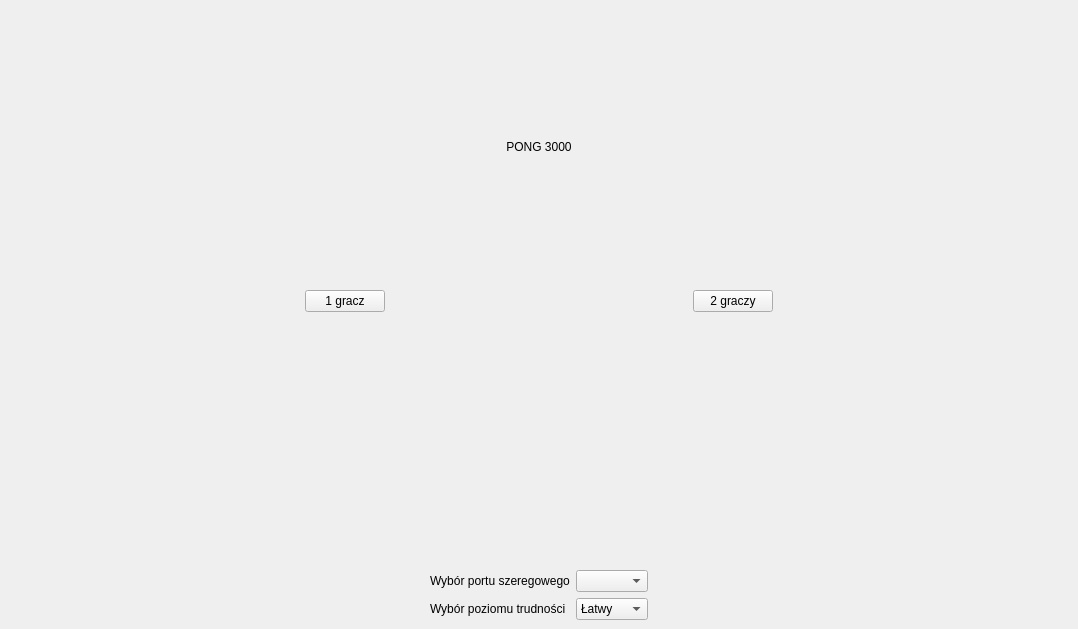
First picture: the form in mainwindow.ui, repository researcher2312/Pong3000, before the edit.
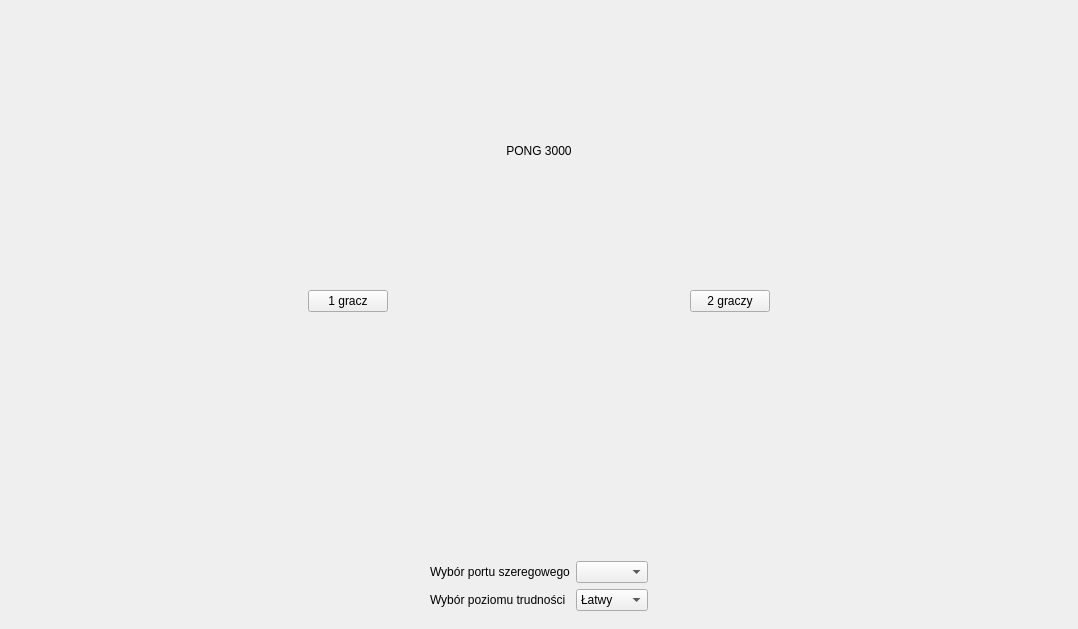
Second picture: the form after the edit.

Commit message: added graphicview class with basic rectangle

Patch:
```diff
--- a/mainwindow.ui
+++ b/mainwindow.ui
@@ -2,6 +2,9 @@
 <ui version="4.0">
  <class>MainWindow</class>
  <widget class="QMainWindow" name="MainWindow">
+  <property name="enabled">
+   <bool>true</bool>
+  </property>
   <property name="geometry">
    <rect>
     <x>0</x>
@@ -14,11 +17,30 @@
    <string>MainWindow</string>
   </property>
   <widget class="QWidget" name="centralwidget">
+   <property name="enabled">
+    <bool>true</bool>
+   </property>
+   <layout class="QGridLayout" name="gridLayout_3">
+    <item row="0" column="0">
+     <widget class="QStackedWidget" name="stackedWidget">
+      <property name="enabled">
+       <bool>true</bool>
+      </property>
+      <property name="currentIndex">
+       <number>0</number>
+      </property>
+      <widget class="QWidget" name="page">
+       <property name="enabled">
+        <bool>true</bool>
+       </property>
    <layout class="QGridLayout" name="gridLayout_4">
     <item row="0" column="0">
      <layout class="QGridLayout" name="gridLayout_2">
-      <item row="3" column="2">
+          <item row="5" column="2">
        <spacer name="horizontalSpacer_3">
+            <property name="enabled">
+             <bool>true</bool>
+            </property>
         <property name="orientation">
          <enum>Qt::Horizontal</enum>
         </property>
@@ -30,8 +52,11 @@
         </property>
        </spacer>
       </item>
-      <item row="2" column="2">
+          <item row="4" column="2">
        <spacer name="verticalSpacer_3">
+            <property name="enabled">
+             <bool>true</bool>
+            </property>
         <property name="orientation">
          <enum>Qt::Vertical</enum>
         </property>
@@ -43,15 +68,37 @@
         </property>
        </spacer>
       </item>
-      <item row="3" column="1">
+          <item row="2" column="2">
+           <spacer name="verticalSpacer_4">
+            <property name="enabled">
+             <bool>true</bool>
+            </property>
+            <property name="orientation">
+             <enum>Qt::Vertical</enum>
+            </property>
+            <property name="sizeHint" stdset="0">
+             <size>
+              <width>20</width>
+              <height>40</height>
+             </size>
+            </property>
+           </spacer>
+          </item>
+          <item row="5" column="1">
        <widget class="QPushButton" name="pushButton1Player">
+            <property name="enabled">
+             <bool>true</bool>
+            </property>
         <property name="text">
          <string>1 gracz</string>
         </property>
        </widget>
       </item>
-      <item row="3" column="0">
+          <item row="5" column="0">
        <spacer name="horizontalSpacer_4">
+            <property name="enabled">
+             <bool>true</bool>
+            </property>
         <property name="orientation">
          <enum>Qt::Horizontal</enum>
         </property>
@@ -63,8 +110,37 @@
         </property>
        </spacer>
       </item>
-      <item row="1" column="2">
+          <item row="5" column="3">
+           <widget class="QPushButton" name="pushButton2Player">
+            <property name="enabled">
+             <bool>true</bool>
+            </property>
+            <property name="text">
+             <string>2 graczy</string>
+            </property>
+           </widget>
+          </item>
+          <item row="5" column="4">
+           <spacer name="horizontalSpacer_5">
+            <property name="enabled">
+             <bool>true</bool>
+            </property>
+            <property name="orientation">
+             <enum>Qt::Horizontal</enum>
+            </property>
+            <property name="sizeHint" stdset="0">
+             <size>
+              <width>40</width>
+              <height>20</height>
+             </size>
+            </property>
+           </spacer>
+          </item>
+          <item row="3" column="2">
        <widget class="QLabel" name="label_3">
+            <property name="enabled">
+             <bool>true</bool>
+            </property>
         <property name="text">
          <string>PONG 3000</string>
         </property>
@@ -73,45 +149,15 @@
         </property>
        </widget>
       </item>
-      <item row="3" column="3">
-       <widget class="QPushButton" name="pushButton2Player">
-        <property name="text">
-         <string>2 graczy</string>
-        </property>
-       </widget>
-      </item>
-      <item row="3" column="4">
-       <spacer name="horizontalSpacer_5">
-        <property name="orientation">
-         <enum>Qt::Horizontal</enum>
-        </property>
-        <property name="sizeHint" stdset="0">
-         <size>
-          <width>40</width>
-          <height>20</height>
-         </size>
-        </property>
-       </spacer>
-      </item>
-      <item row="0" column="2">
-       <spacer name="verticalSpacer_4">
-        <property name="orientation">
-         <enum>Qt::Vertical</enum>
-        </property>
-        <property name="sizeHint" stdset="0">
-         <size>
-          <width>20</width>
-          <height>40</height>
-         </size>
-        </property>
-       </spacer>
-      </item>
      </layout>
     </item>
     <item row="1" column="0">
      <layout class="QGridLayout" name="gridLayout">
       <item row="1" column="1">
        <widget class="QLabel" name="label">
+            <property name="enabled">
+             <bool>true</bool>
+            </property>
         <property name="text">
          <string>Wybór portu szeregowego</string>
         </property>
@@ -119,6 +165,9 @@
       </item>
       <item row="3" column="2">
        <widget class="QComboBox" name="comboBoxDifficulty">
+            <property name="enabled">
+             <bool>true</bool>
+            </property>
         <item>
          <property name="text">
           <string>Łatwy</string>
@@ -138,6 +187,9 @@
       </item>
       <item row="0" column="1">
        <spacer name="verticalSpacer_2">
+            <property name="enabled">
+             <bool>true</bool>
+            </property>
         <property name="orientation">
          <enum>Qt::Vertical</enum>
         </property>
@@ -151,6 +203,9 @@
       </item>
       <item row="1" column="3">
        <spacer name="horizontalSpacer_2">
+            <property name="enabled">
+             <bool>true</bool>
+            </property>
         <property name="orientation">
          <enum>Qt::Horizontal</enum>
         </property>
@@ -164,6 +219,9 @@
       </item>
       <item row="3" column="1">
        <widget class="QLabel" name="label_2">
+            <property name="enabled">
+             <bool>true</bool>
+            </property>
         <property name="text">
          <string>Wybór poziomu trudności</string>
         </property>
@@ -171,6 +229,9 @@
       </item>
       <item row="1" column="0">
        <spacer name="horizontalSpacer">
+            <property name="enabled">
+             <bool>true</bool>
+            </property>
         <property name="orientation">
          <enum>Qt::Horizontal</enum>
         </property>
@@ -183,9 +244,24 @@
        </spacer>
       </item>
       <item row="1" column="2">
-       <widget class="QComboBox" name="comboBoxDevices"/>
-      </item>
-     </layout>
+           <widget class="QComboBox" name="comboBoxDevices">
+            <property name="enabled">
+             <bool>true</bool>
+            </property>
+           </widget>
+          </item>
+         </layout>
+        </item>
+       </layout>
+      </widget>
+      <widget class="QWidget" name="page_2">
+       <layout class="QGridLayout" name="gridLayout_5">
+        <item row="0" column="0">
+         <widget class="QGraphicsView" name="graphicsView"/>
+        </item>
+       </layout>
+      </widget>
+     </widget>
     </item>
    </layout>
   </widget>
```
Lines whose indentation alone changed are shown as unchanged. The commit also changes 2 other files.
